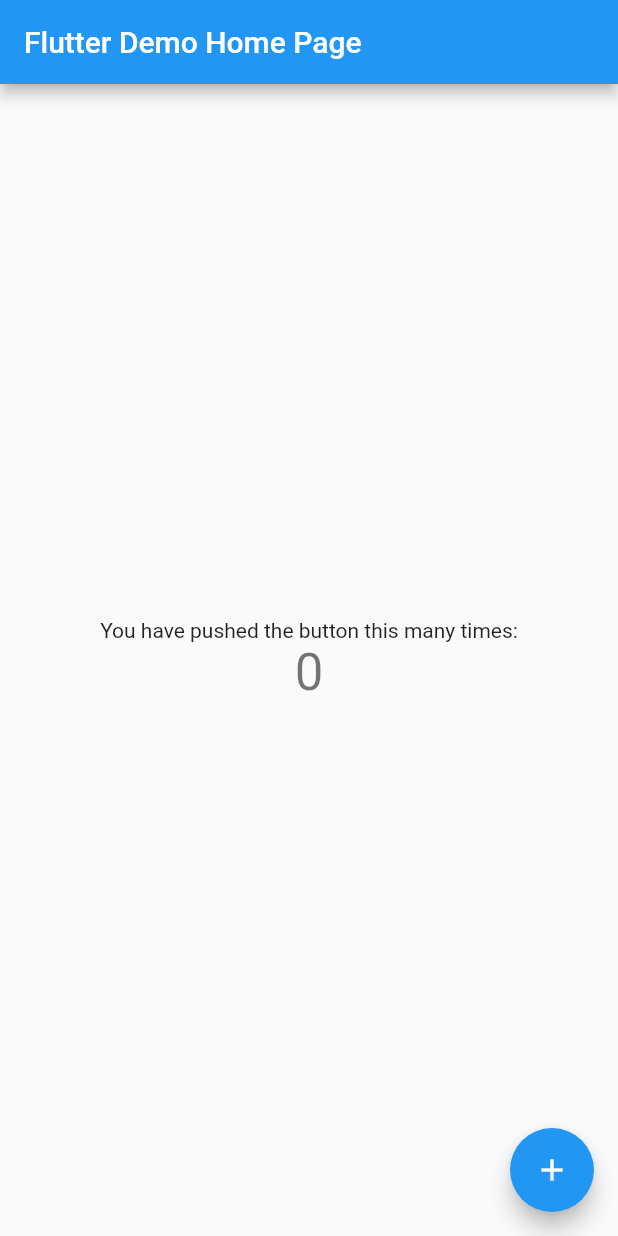
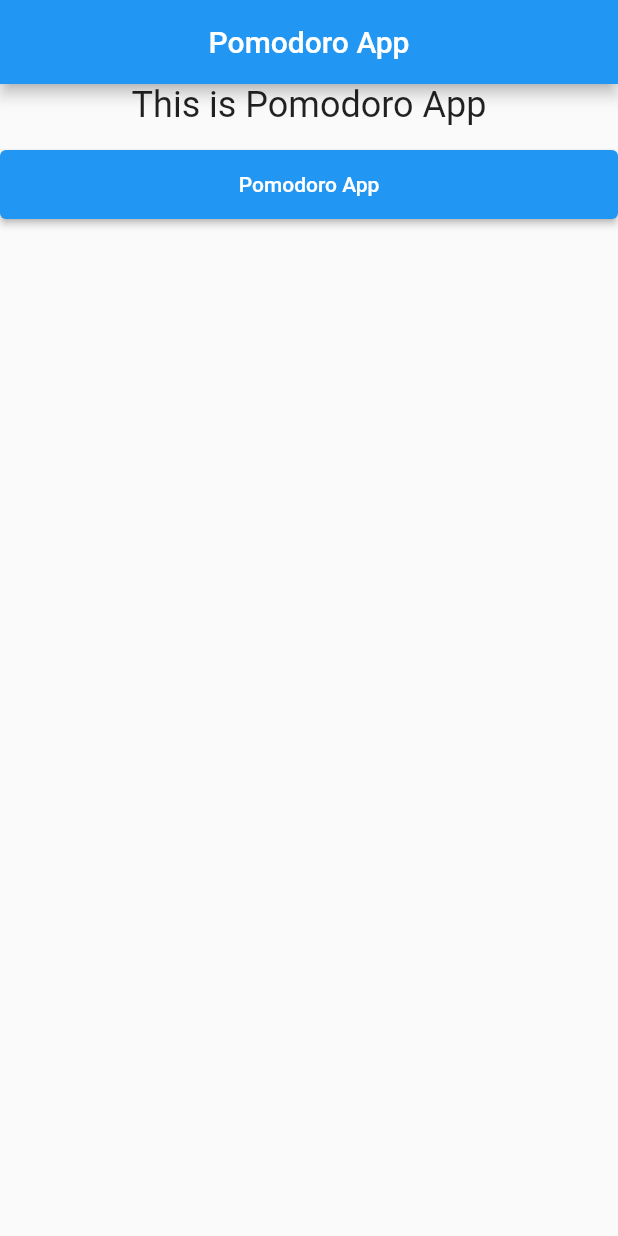
Before and after one commit to qawitherev/pomodoroBloc, a Flutter app: the screen it shows after launch, on a phone screen of 412 x 824 dp. Run offline on Flutter 3.47's test engine with Material 2 defaults, Android fonts, the phone set to English and light mode, and no system bars.

Commit message:
set pomodoro settings and show (need fix)

```diff
--- a/lib/main.dart
+++ b/lib/main.dart
@@ -1,4 +1,7 @@
 import 'package:flutter/material.dart';
+import 'package:pomodoro/pomodoro/provider.dart';
+import 'package:pomodoro/pomodoro/view.dart';
+import 'package:provider/provider.dart';
 
 void main() {
   runApp(const MyApp());
@@ -7,109 +10,46 @@ void main() {
 class MyApp extends StatelessWidget {
   const MyApp({super.key});
 
-  // This widget is the root of your application.
   @override
   Widget build(BuildContext context) {
-    return MaterialApp(
-      title: 'Flutter Demo',
-      theme: ThemeData(
-        // This is the theme of your application.
-        //
-        // Try running your application with "flutter run". You'll see the
-        // application has a blue toolbar. Then, without quitting the app, try
-        // changing the primarySwatch below to Colors.green and then invoke
-        // "hot reload" (press "r" in the console where you ran "flutter run",
-        // or simply save your changes to "hot reload" in a Flutter IDE).
-        // Notice that the counter didn't reset back to zero; the application
-        // is not restarted.
-        primarySwatch: Colors.blue,
-      ),
-      home: const MyHomePage(title: 'Flutter Demo Home Page'),
-    );
+    return ChangeNotifierProvider(
+  create: (BuildContext context) => PomodoroProvider(),
+  child: const MaterialApp(
+      title: 'Pomodoro App',
+      debugShowCheckedModeBanner: false,
+      home: HomeScreen(),
+    ),
+);
   }
 }
 
-class MyHomePage extends StatefulWidget {
-  const MyHomePage({super.key, required this.title});
-
-  // This widget is the home page of your application. It is stateful, meaning
-  // that it has a State object (defined below) that contains fields that affect
-  // how it looks.
-
-  // This class is the configuration for the state. It holds the values (in this
-  // case the title) provided by the parent (in this case the App widget) and
-  // used by the build method of the State. Fields in a Widget subclass are
-  // always marked "final".
-
-  final String title;
-
-  @override
-  State<MyHomePage> createState() => _MyHomePageState();
-}
-
-class _MyHomePageState extends State<MyHomePage> {
-  int _counter = 0;
-
-  void _incrementCounter() {
-    setState(() {
-      // This call to setState tells the Flutter framework that something has
-      // changed in this State, which causes it to rerun the build method below
-      // so that the display can reflect the updated values. If we changed
-      // _counter without calling setState(), then the build method would not be
-      // called again, and so nothing would appear to happen.
-      _counter++;
-    });
-  }
+class HomeScreen extends StatelessWidget {
+  const HomeScreen({super.key});
 
   @override
   Widget build(BuildContext context) {
-    // This method is rerun every time setState is called, for instance as done
-    // by the _incrementCounter method above.
-    //
-    // The Flutter framework has been optimized to make rerunning build methods
-    // fast, so that you can just rebuild anything that needs updating rather
-    // than having to individually change instances of widgets.
     return Scaffold(
       appBar: AppBar(
-        // Here we take the value from the MyHomePage object that was created by
-        // the App.build method, and use it to set our appbar title.
-        title: Text(widget.title),
+        title: const Text("Pomodoro App"),
+        centerTitle: true,
       ),
       body: Center(
-        // Center is a layout widget. It takes a single child and positions it
-        // in the middle of the parent.
         child: Column(
-          // Column is also a layout widget. It takes a list of children and
-          // arranges them vertically. By default, it sizes itself to fit its
-          // children horizontally, and tries to be as tall as its parent.
-          //
-          // Invoke "debug painting" (press "p" in the console, choose the
-          // "Toggle Debug Paint" action from the Flutter Inspector in Android
-          // Studio, or the "Toggle Debug Paint" command in Visual Studio Code)
-          // to see the wireframe for each widget.
-          //
-          // Column has various properties to control how it sizes itself and
-          // how it positions its children. Here we use mainAxisAlignment to
-          // center the children vertically; the main axis here is the vertical
-          // axis because Columns are vertical (the cross axis would be
-          // horizontal).
-          mainAxisAlignment: MainAxisAlignment.center,
-          children: <Widget>[
-            const Text(
-              'You have pushed the button this many times:',
+          children: [
+            const Text("This is Pomodoro App", style: TextStyle(fontSize: 24),),
+            const SizedBox(height: 15,),
+            ElevatedButton(onPressed: () => Navigator.push(context, MaterialPageRoute(builder: (context) => PomodoroPage())), child: Padding(
+              padding: const EdgeInsets.symmetric(horizontal: 10, vertical: 15),
+              child: Center(
+                child: Text(
+                  "Pomodoro App"
+                ),
+              ),
             ),
-            Text(
-              '$_counter',
-              style: Theme.of(context).textTheme.headlineMedium,
             ),
           ],
         ),
       ),
-      floatingActionButton: FloatingActionButton(
-        onPressed: _incrementCounter,
-        tooltip: 'Increment',
-        child: const Icon(Icons.add),
-      ), // This trailing comma makes auto-formatting nicer for build methods.
     );
   }
 }
--- /dev/null
+++ b/lib/pomodoro/provider.dart
@@ -0,0 +1,20 @@
+import 'package:flutter/material.dart';
+
+class PomodoroProvider extends ChangeNotifier {
+  int duration = 25;
+  int shortBreak = 5;
+  int iteration = 4;
+  int totalDuration = 0;
+
+  void updatePomodoroSettings(int duration, int shortBreak, int iteration) {
+    this.duration = duration;
+    this.shortBreak = shortBreak;
+    this.iteration = iteration;
+  }
+
+  void showTotalDuration() {
+    totalDuration = duration*iteration;
+    print("totalDuration: $totalDuration");
+    notifyListeners();
+  }
+}
--- a/pubspec.yaml
+++ b/pubspec.yaml
@@ -35,6 +35,7 @@ dependencies:
   # The following adds the Cupertino Icons font to your application.
   # Use with the CupertinoIcons class for iOS style icons.
   cupertino_icons: ^1.0.2
+  provider: ^6.0.5
 
 dev_dependencies:
   flutter_test:
```
Also changed, not shown: lib/pomodoro/view.dart (added, +100 -0 lines), pubspec.lock.
